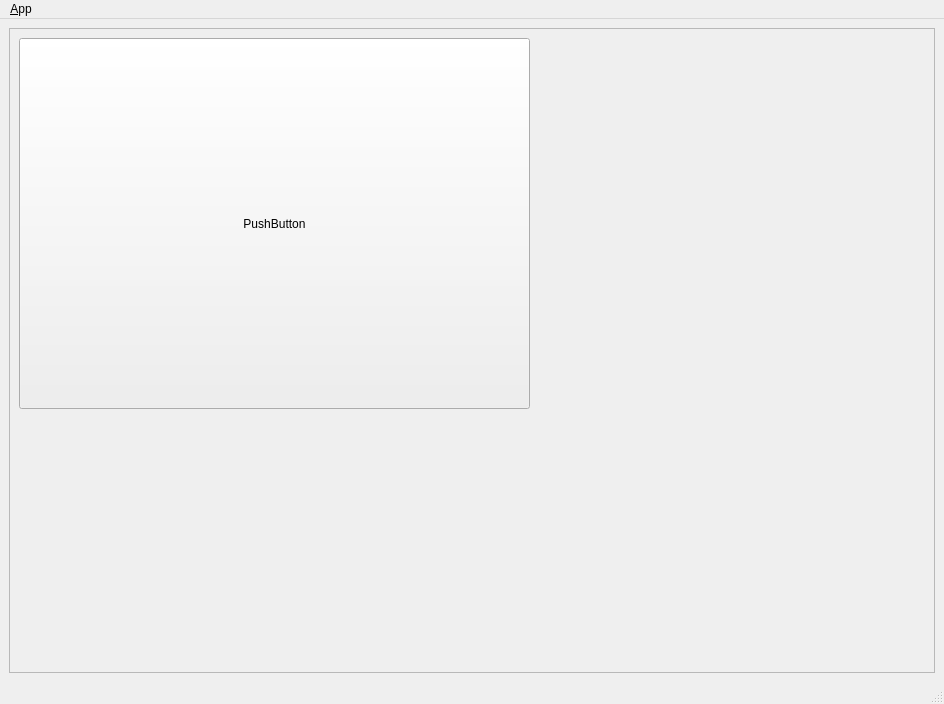
The window that ui/main_window.ui (Room1104/qtgui) describes before a commit, drawn with Qt 5.
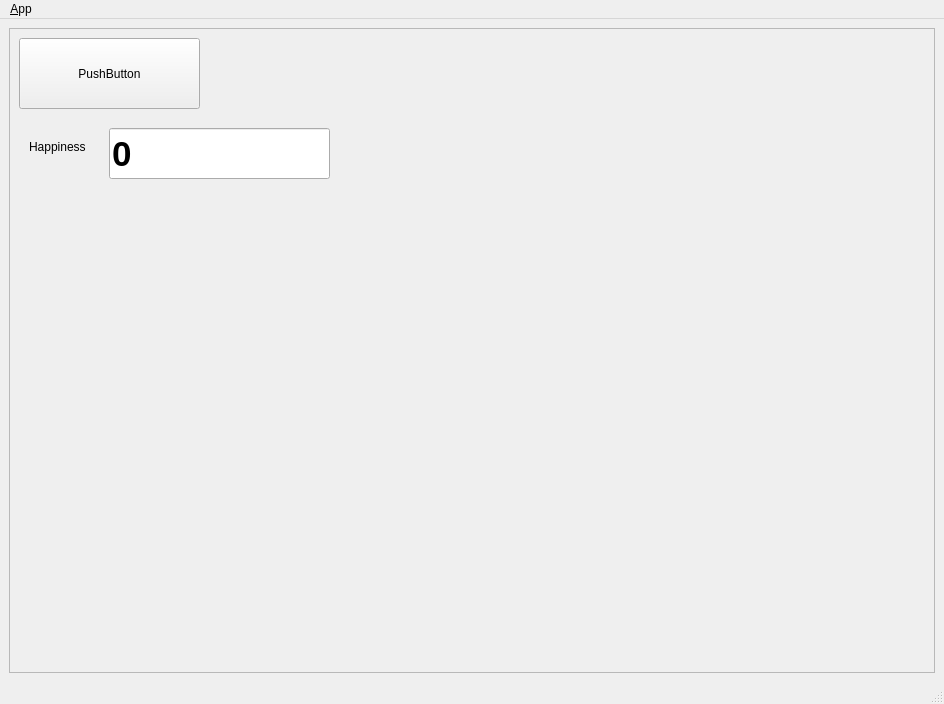
The same window after the commit. Icons and pictures are not drawn.

```diff
--- a/ui/main_window.ui
+++ b/ui/main_window.ui
@@ -35,14 +35,47 @@
         <rect>
          <x>10</x>
          <y>10</y>
-         <width>511</width>
-         <height>371</height>
+         <width>181</width>
+         <height>71</height>
         </rect>
        </property>
        <property name="text">
         <string>PushButton</string>
        </property>
       </widget>
+      <widget class="QLabel" name="label">
+       <property name="geometry">
+        <rect>
+         <x>20</x>
+         <y>110</y>
+         <width>81</width>
+         <height>17</height>
+        </rect>
+       </property>
+       <property name="text">
+        <string>Happiness</string>
+       </property>
+      </widget>
+      <widget class="QLineEdit" name="hlevel">
+       <property name="geometry">
+        <rect>
+         <x>100</x>
+         <y>100</y>
+         <width>221</width>
+         <height>51</height>
+        </rect>
+       </property>
+       <property name="font">
+        <font>
+         <pointsize>26</pointsize>
+         <weight>75</weight>
+         <bold>true</bold>
+        </font>
+       </property>
+       <property name="text">
+        <string>0</string>
+       </property>
+      </widget>
      </widget>
     </item>
    </layout>
```
